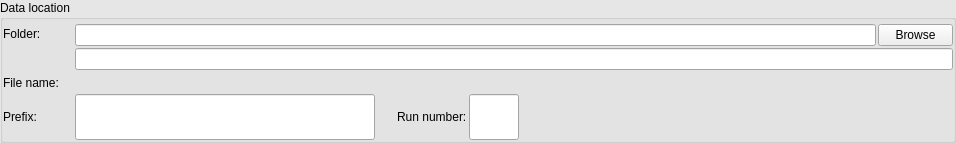
The window that BlissFramework/Bricks/widgets/ui_files/Qt4_data_path_widget_horizontal_layout.ui (mxcube/mxcubeqt) describes before a commit, drawn with Qt 5.
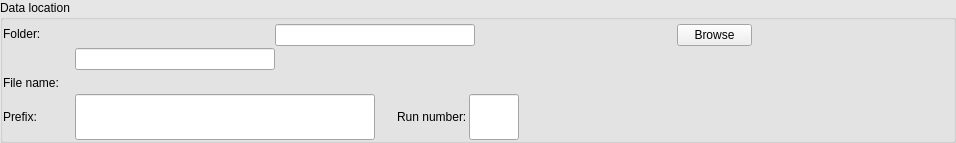
The same window after the commit.

Diff of the .ui file:
```diff
--- a/BlissFramework/Bricks/widgets/ui_files/Qt4_data_path_widget_horizontal_layout.ui
+++ b/BlissFramework/Bricks/widgets/ui_files/Qt4_data_path_widget_horizontal_layout.ui
@@ -205,7 +205,7 @@
                 </property>
                 <property name="maximumSize">
                  <size>
-                  <width>32767</width>
+                  <width>200</width>
                   <height>32767</height>
                  </size>
                 </property>
@@ -242,7 +242,7 @@
               </property>
               <property name="maximumSize">
                <size>
-                <width>32767</width>
+                <width>200</width>
                 <height>32767</height>
                </size>
               </property>
```
